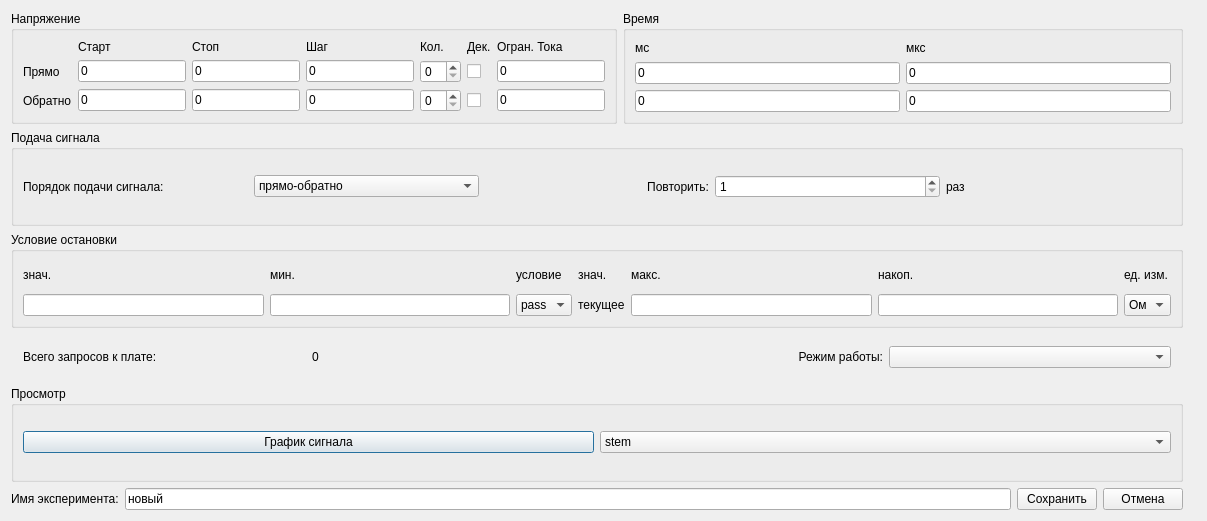
This is gui/uies/signal.ui in neurocomputer/MemriBoard as Qt 5 draws it before an edit. The edited form follows.
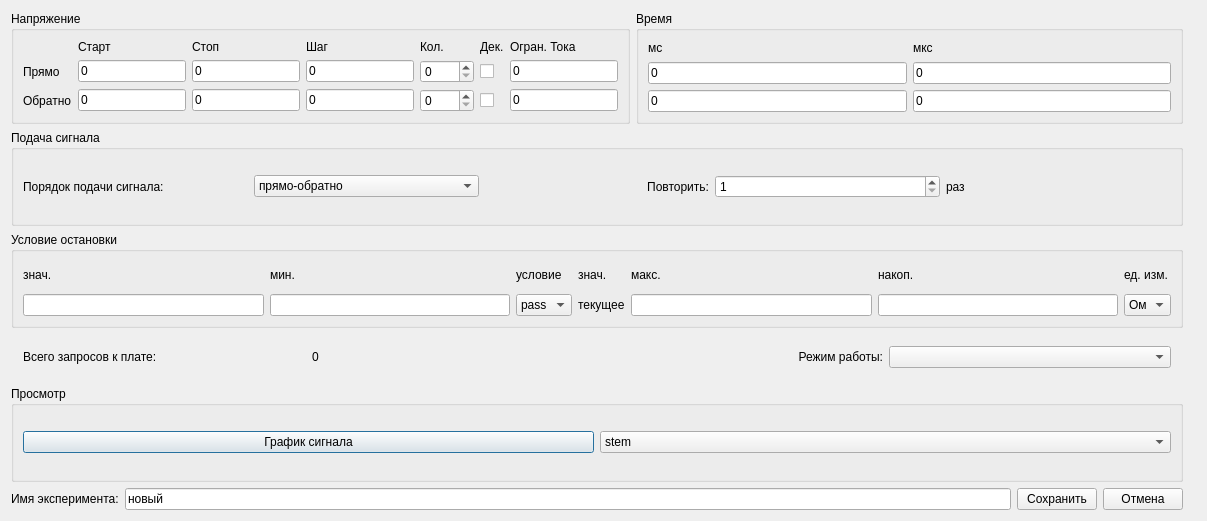
This is the edited form. Icons and pictures are not drawn. Custom widgets are drawn as their Qt base class.

Commit message: Signal ui: Amount field max value increased to 9999

```diff
--- a/gui/uies/signal.ui
+++ b/gui/uies/signal.ui
@@ -108,7 +108,11 @@
                  </widget>
                 </item>
                 <item row="2" column="4">
-                 <widget class="QSpinBox" name="forward_count"/>
+                 <widget class="QSpinBox" name="forward_count">
+                  <property name="maximum">
+                   <number>9999</number>
+                  </property>
+                 </widget>
                 </item>
                 <item row="3" column="3">
                  <widget class="ScientificQLineEdit" name="backward_step">
@@ -118,7 +122,11 @@
                  </widget>
                 </item>
                 <item row="3" column="4">
-                 <widget class="QSpinBox" name="backward_count"/>
+                 <widget class="QSpinBox" name="backward_count">
+                  <property name="maximum">
+                   <number>9999</number>
+                  </property>
+                 </widget>
                 </item>
                 <item row="2" column="1">
                  <widget class="ScientificQLineEdit" name="forward_start">
```
